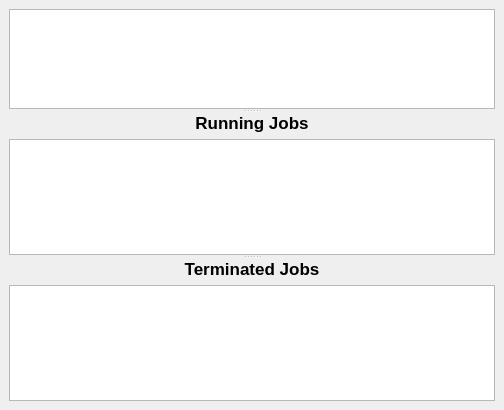
Before: the Qt Designer form bacula/src/qt-console/status/clientstat.ui in rkorzeniewski/bacula, drawn with Qt 5.
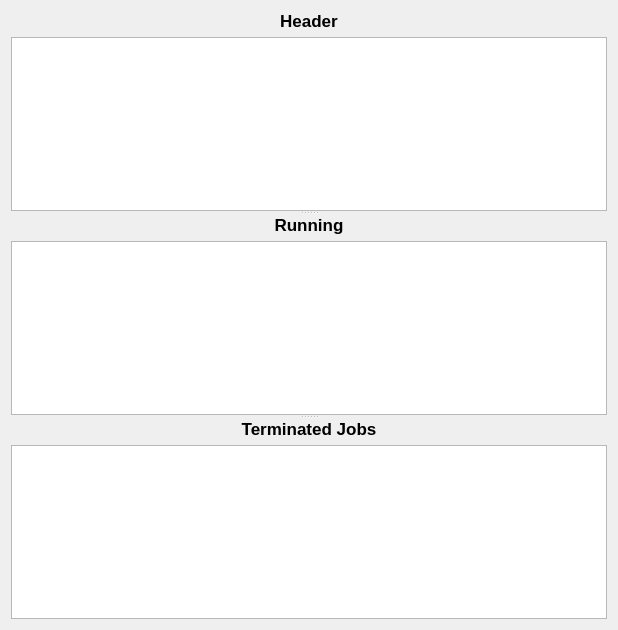
After: the same form once the commit is applied. Icons and pictures are not drawn.

Commit message: Changed running from a table widget to a text widget.

Patch:
```diff
--- a/bacula/src/qt-console/status/clientstat.ui
+++ b/bacula/src/qt-console/status/clientstat.ui
@@ -5,40 +5,41 @@
    <rect>
     <x>0</x>
     <y>0</y>
-    <width>504</width>
-    <height>410</height>
+    <width>618</width>
+    <height>630</height>
    </rect>
   </property>
   <property name="windowTitle" >
    <string>Form</string>
   </property>
   <layout class="QGridLayout" >
-   <property name="leftMargin" >
-    <number>9</number>
-   </property>
-   <property name="topMargin" >
-    <number>9</number>
-   </property>
-   <property name="rightMargin" >
-    <number>9</number>
-   </property>
-   <property name="bottomMargin" >
-    <number>9</number>
-   </property>
-   <property name="horizontalSpacing" >
-    <number>6</number>
-   </property>
-   <property name="verticalSpacing" >
-    <number>6</number>
-   </property>
    <item row="0" column="0" >
     <widget class="QSplitter" name="splitter" >
      <property name="orientation" >
       <enum>Qt::Vertical</enum>
      </property>
-     <widget class="QTextEdit" name="textEdit" >
+     <widget class="QWidget" name="" >
+      <layout class="QVBoxLayout" >
+       <item>
+        <widget class="QLabel" name="runningLabel_2" >
+         <property name="layoutDirection" >
+          <enum>Qt::LeftToRight</enum>
+         </property>
+         <property name="text" >
+          <string>&lt;html>&lt;head>&lt;meta name="qrichtext" content="1" />&lt;style type="text/css">
+p, li { white-space: pre-wrap; }
+&lt;/style>&lt;/head>&lt;body style=" font-family:'Sans Serif'; font-size:9pt; font-weight:400; font-style:normal; text-decoration:none;">
+&lt;p style=" margin-top:0px; margin-bottom:0px; margin-left:0px; margin-right:0px; -qt-block-indent:0; text-indent:0px;">&lt;span style=" font-size:13pt; font-weight:600;">Header&lt;/span>&lt;/p>&lt;/body>&lt;/html></string>
+         </property>
+         <property name="alignment" >
+          <set>Qt::AlignCenter</set>
+         </property>
+        </widget>
+       </item>
+       <item>
+        <widget class="QTextEdit" name="textEditHeader" >
       <property name="sizePolicy" >
-       <sizepolicy vsizetype="Fixed" hsizetype="Fixed" >
+          <sizepolicy vsizetype="Expanding" hsizetype="Expanding" >
         <horstretch>200</horstretch>
         <verstretch>0</verstretch>
        </sizepolicy>
@@ -52,7 +53,7 @@
       <property name="maximumSize" >
        <size>
         <width>16777215</width>
-        <height>100</height>
+           <height>16777215</height>
        </size>
       </property>
       <property name="sizeIncrement" >
@@ -95,24 +96,12 @@
        <bool>true</bool>
       </property>
      </widget>
-     <widget class="QWidget" name="layoutWidget_2" >
-      <layout class="QVBoxLayout" >
-       <property name="spacing" >
-        <number>6</number>
-       </property>
-       <property name="leftMargin" >
-        <number>0</number>
-       </property>
-       <property name="topMargin" >
-        <number>0</number>
-       </property>
-       <property name="rightMargin" >
-        <number>0</number>
-       </property>
-       <property name="bottomMargin" >
-        <number>0</number>
-       </property>
-       <item>
+       </item>
+      </layout>
+     </widget>
+     <widget class="QWidget" name="" >
+      <layout class="QGridLayout" >
+       <item row="0" column="0" >
         <widget class="QLabel" name="runningLabel" >
          <property name="layoutDirection" >
           <enum>Qt::LeftToRight</enum>
@@ -120,37 +109,22 @@
          <property name="text" >
           <string>&lt;html>&lt;head>&lt;meta name="qrichtext" content="1" />&lt;style type="text/css">
 p, li { white-space: pre-wrap; }
-&lt;/style>&lt;/head>&lt;body style=" font-family:'Sans Serif'; font-size:9pt; font-weight:400; font-style:normal; text-decoration:none;">
-&lt;p style=" margin-top:0px; margin-bottom:0px; margin-left:0px; margin-right:0px; -qt-block-indent:0; text-indent:0px;">&lt;span style=" font-size:13pt; font-weight:600;">Running Jobs&lt;/span>&lt;/p>&lt;/body>&lt;/html></string>
+&lt;/style>&lt;/head>&lt;body style=" font-family:'Sans Serif'; font-size:9pt; font-weight:400; font-style:normal;">
+&lt;p style=" margin-top:0px; margin-bottom:0px; margin-left:0px; margin-right:0px; -qt-block-indent:0; text-indent:0px;">&lt;span style=" font-size:13pt; font-weight:600;">Running&lt;/span>&lt;/p>&lt;/body>&lt;/html></string>
          </property>
          <property name="alignment" >
           <set>Qt::AlignCenter</set>
          </property>
         </widget>
        </item>
-       <item>
-        <widget class="QTableWidget" name="runningTable" />
+       <item row="1" column="0" >
+        <widget class="QTextEdit" name="textEditRunning" />
        </item>
       </layout>
      </widget>
-     <widget class="QWidget" name="layoutWidget" >
-      <layout class="QVBoxLayout" >
-       <property name="spacing" >
-        <number>6</number>
-       </property>
-       <property name="leftMargin" >
-        <number>0</number>
-       </property>
-       <property name="topMargin" >
-        <number>0</number>
-       </property>
-       <property name="rightMargin" >
-        <number>0</number>
-       </property>
-       <property name="bottomMargin" >
-        <number>0</number>
-       </property>
-       <item>
+     <widget class="QWidget" name="" >
+      <layout class="QGridLayout" >
+       <item row="0" column="0" >
         <widget class="QLabel" name="terminatedLabel" >
          <property name="layoutDirection" >
           <enum>Qt::LeftToRight</enum>
@@ -166,7 +140,7 @@
          </property>
         </widget>
        </item>
-       <item>
+       <item row="1" column="0" >
         <widget class="QTableWidget" name="terminatedTable" />
        </item>
       </layout>
```
Lines whose indentation alone changed are shown as unchanged. The commit also changes 2 other files.
